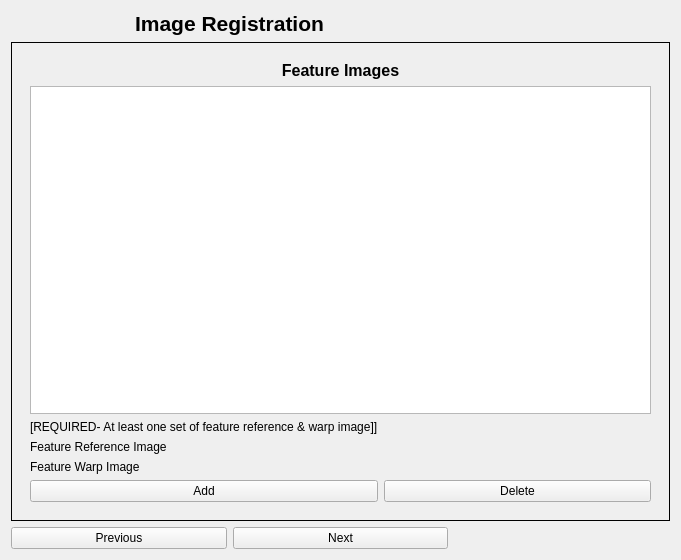
Before: the Qt Designer form reg_multilayer_image_registration/image_registration_dialog_base.ui in AUGSignals/qgis-plugins, drawn with Qt 5.
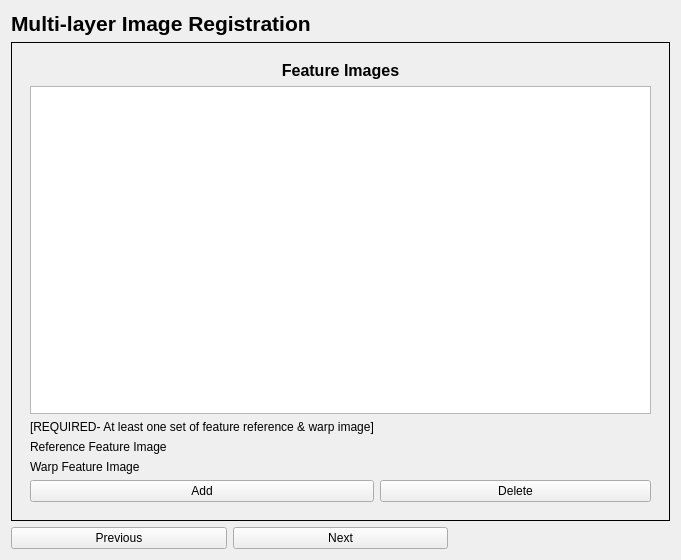
After: the same form once the commit is applied. The open tabs and pages were chosen to show the change. Icons and pictures are not drawn. Custom widgets are drawn as their Qt base class.

Commit message: Merged changes to Image Alignment plugins

The edit to the form file:
```diff
--- a/reg_multilayer_image_registration/image_registration_dialog_base.ui
+++ b/reg_multilayer_image_registration/image_registration_dialog_base.ui
@@ -14,20 +14,6 @@
    <string>Image Registration</string>
   </property>
   <layout class="QGridLayout" name="gridLayout">
-   <item row="0" column="0" colspan="2">
-    <widget class="QLabel" name="title_label">
-     <property name="text">
-      <string>&lt;!DOCTYPE HTML PUBLIC &quot;-//W3C//DTD HTML 4.0//EN&quot; &quot;http://www.w3.org/TR/REC-html40/strict.dtd&quot;&gt;
-&lt;html&gt;&lt;head&gt;&lt;meta name=&quot;qrichtext&quot; content=&quot;1&quot; /&gt;&lt;style type=&quot;text/css&quot;&gt;
-p, li { white-space: pre-wrap; }
-&lt;/style&gt;&lt;/head&gt;&lt;body style=&quot; font-family:'Sans Serif'; font-size:9pt; font-weight:400; font-style:normal;&quot;&gt;
-&lt;p style=&quot; margin-top:0px; margin-bottom:0px; margin-left:0px; margin-right:0px; -qt-block-indent:0; text-indent:0px;&quot;&gt;&lt;span style=&quot; font-size:16pt; font-weight:600;&quot;&gt;Image Registration&lt;/span&gt;&lt;/p&gt;&lt;/body&gt;&lt;/html&gt;</string>
-     </property>
-     <property name="alignment">
-      <set>Qt::AlignCenter</set>
-     </property>
-    </widget>
-   </item>
    <item row="1" column="0" colspan="3">
     <widget class="QStackedWidget" name="stackedWidget">
      <property name="frameShape">
@@ -472,7 +458,7 @@
             <item row="0" column="0">
              <widget class="QLabel" name="featureReferenceImageLabel">
               <property name="text">
-               <string>Feature Reference Image</string>
+               <string>Reference Feature Image</string>
               </property>
              </widget>
             </item>
@@ -489,7 +475,7 @@
             <item row="1" column="0">
              <widget class="QLabel" name="featureWarpImageLabel">
               <property name="text">
-               <string>Feature Warp Image</string>
+               <string>Warp Feature Image</string>
               </property>
              </widget>
             </item>
@@ -522,7 +508,7 @@
           <item row="2" column="0">
            <widget class="QLabel" name="label_2">
             <property name="text">
-             <string>[REQUIRED- At least one set of feature reference &amp; warp image]]</string>
+             <string>[REQUIRED- At least one set of feature reference &amp; warp image]</string>
             </property>
            </widget>
           </item>
@@ -705,6 +691,20 @@
      </property>
     </widget>
    </item>
+   <item row="0" column="0" colspan="3">
+    <widget class="QLabel" name="title_label">
+     <property name="text">
+      <string>&lt;!DOCTYPE HTML PUBLIC &quot;-//W3C//DTD HTML 4.0//EN&quot; &quot;http://www.w3.org/TR/REC-html40/strict.dtd&quot;&gt;
+&lt;html&gt;&lt;head&gt;&lt;meta name=&quot;qrichtext&quot; content=&quot;1&quot; /&gt;&lt;style type=&quot;text/css&quot;&gt;
+p, li { white-space: pre-wrap; }
+&lt;/style&gt;&lt;/head&gt;&lt;body style=&quot; font-family:'MS Shell Dlg 2'; font-size:8pt; font-weight:400; font-style:normal;&quot;&gt;
+&lt;p style=&quot; margin-top:0px; margin-bottom:0px; margin-left:0px; margin-right:0px; -qt-block-indent:0; text-indent:0px;&quot;&gt;&lt;span style=&quot; font-family:'Sans Serif'; font-size:16pt; font-weight:600;&quot;&gt;Multi-layer Image Registration&lt;/span&gt;&lt;/p&gt;&lt;/body&gt;&lt;/html&gt;</string>
+     </property>
+     <property name="alignment">
+      <set>Qt::AlignLeading|Qt::AlignLeft|Qt::AlignVCenter</set>
+     </property>
+    </widget>
+   </item>
   </layout>
  </widget>
  <customwidgets>
```
Left out of the diff: 53 changed lines with no effect on the pictures. The commit also changes 33 other files.
